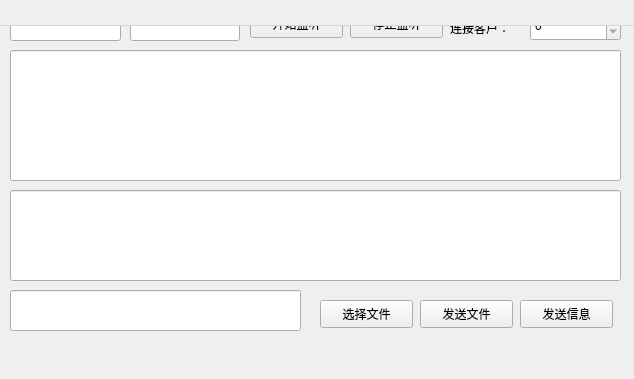
zhuxian1guo/QTMachine, file form11_server.ui: the form before one commit.
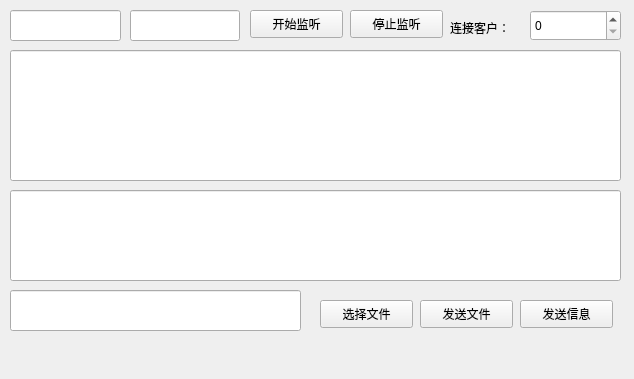
The form after the commit.

Patch:
```diff
--- a/form11_server.ui
+++ b/form11_server.ui
@@ -13,7 +13,15 @@
   <property name="windowTitle">
    <string>QtWidgetsApplication</string>
   </property>
-  <widget class="QWidget" name="centralWidget">
+  <widget class="QWidget" name="centralWidget" native="true">
+   <property name="geometry">
+    <rect>
+     <x>0</x>
+     <y>0</y>
+     <width>631</width>
+     <height>341</height>
+    </rect>
+   </property>
    <widget class="QLineEdit" name="lineEdit">
     <property name="geometry">
      <rect>
@@ -153,16 +161,6 @@
     </property>
    </widget>
   </widget>
-  <widget class="QMenuBar" name="menuBar">
-   <property name="geometry">
-    <rect>
-     <x>0</x>
-     <y>0</y>
-     <width>634</width>
-     <height>26</height>
-    </rect>
-   </property>
-  </widget>
   <widget class="QToolBar" name="mainToolBar">
    <attribute name="toolBarArea">
     <enum>TopToolBarArea</enum>
```
Left out of the diff: 17 changed lines with no effect on the pictures.
